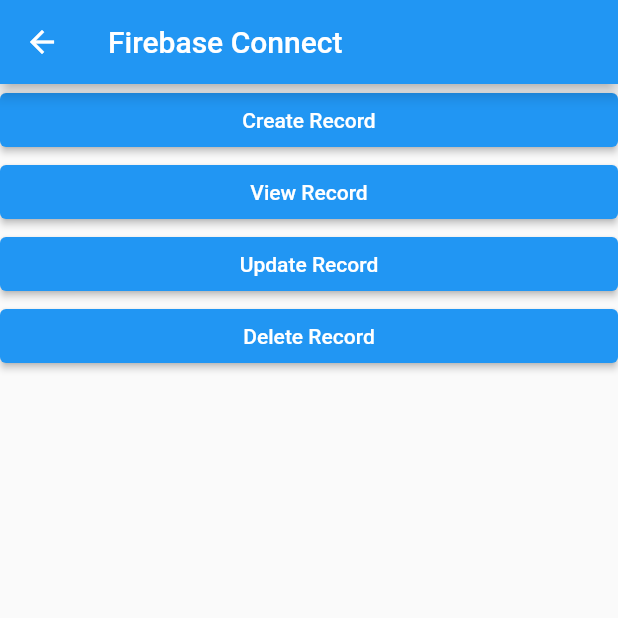
After one commit to mariganesh55/myApp, a Flutter app: the FirebaseDemoScreen screen opened by its route, after a tap on "Create Record", on a phone screen of 412 x 824 dp, the top half of it. The commit adds this screen. Run offline on Flutter 3.47's test engine with Material 2 defaults, Android fonts, the phone set to English and light mode, and no system bars; our stand-ins replace firebase_core, firebase_database; accounts and stored records are empty.

Commit message:
Firebase setup completed

```diff
--- /dev/null
+++ b/lib/fire_base_screen.dart
@@ -0,0 +1,79 @@
+import 'package:firebase_database/firebase_database.dart';
+import 'package:flutter/material.dart';
+
+class FirebaseDemoScreen extends StatefulWidget {
+  @override
+  State<FirebaseDemoScreen> createState() => _FirebaseDemoScreenState();
+}
+
+class _FirebaseDemoScreenState extends State<FirebaseDemoScreen> {
+  final databaseReference = FirebaseDatabase.instance.ref();
+
+  @override
+  Widget build(BuildContext context) {
+    //getData();
+    return Scaffold(
+      appBar: AppBar(
+        title: Text('Firebase Connect'),
+      ),
+      body: Center(
+          child: Column(
+        crossAxisAlignment: CrossAxisAlignment.stretch,
+        children: <Widget>[
+          ElevatedButton(
+            child: Text('Create Record'),
+            onPressed: () {
+              createRecord();
+            },
+          ),
+          ElevatedButton(
+            child: Text('View Record'),
+            onPressed: () {
+              getData();
+            },
+          ),
+          ElevatedButton(
+            child: Text('Update Record'),
+            onPressed: () {
+              updateData();
+            },
+          ),
+          ElevatedButton(
+            child: Text('Delete Record'),
+            onPressed: () {
+              deleteData();
+            },
+          ),
+        ],
+      )), //center
+    );
+  }
+
+  void createRecord() {
+    databaseReference.child("1").set({
+      'title': 'Mastering EJB',
+      'description': 'Programming Guide for J2EE',
+      // 'name':'Ganesh',
+      // 'age':26,
+      // 'country':"india"
+    });
+    databaseReference.child("2").set({
+      'title': 'Flutter in Action',
+      'description': 'Complete Programming Guide to learn Flutter'
+    });
+  }
+
+  void getData() {
+    databaseReference.once().then((var snapshotqqqq) {
+      print('Data : ${snapshotqqqq.snapshot.value}');
+    });
+  }
+
+  void updateData() {
+    databaseReference.child('1').update({'description': 'Ganesh'});
+  }
+
+  void deleteData() {
+    databaseReference.child('1').remove();
+  }
+}
--- a/pubspec.yaml
+++ b/pubspec.yaml
@@ -35,6 +35,9 @@ dependencies:
   # Use with the CupertinoIcons class for iOS style icons.
   cupertino_icons: ^1.0.2
   http: ^0.13.4
+  firebase_database: ^9.0.15
+  firebase_core: ^1.15.0
+
 
 dev_dependencies:
   flutter_test:
```
Also changed, not shown: lib/main.dart (+11 -2 lines), lib/tab_bar_screen.dart (+6 -1 lines), pubspec.lock, 10 other files.
